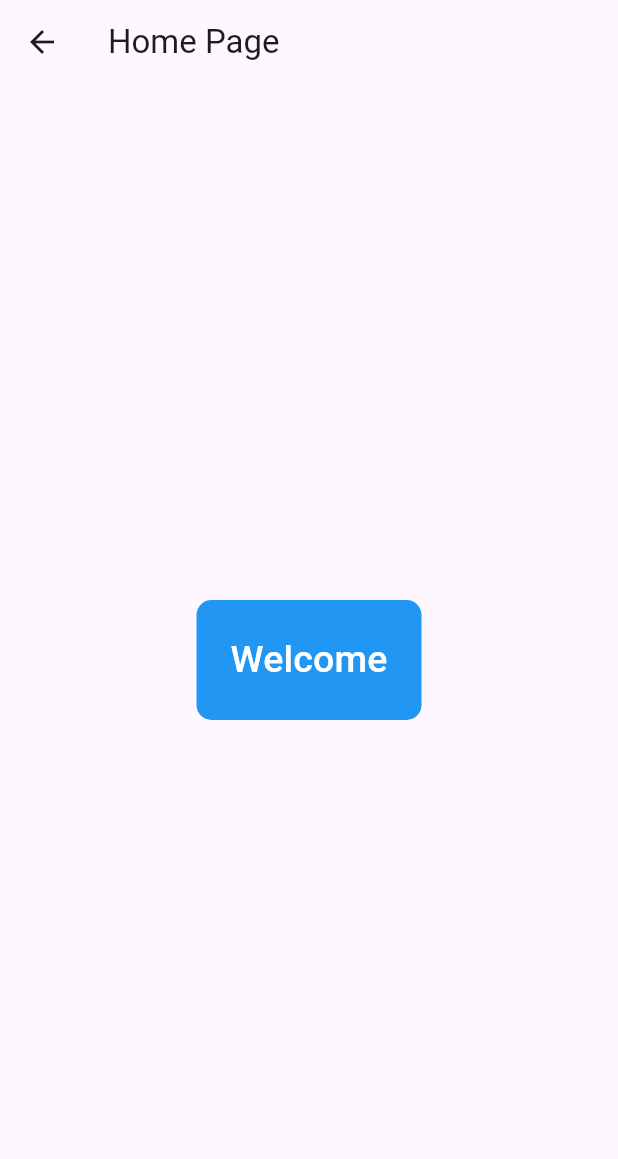
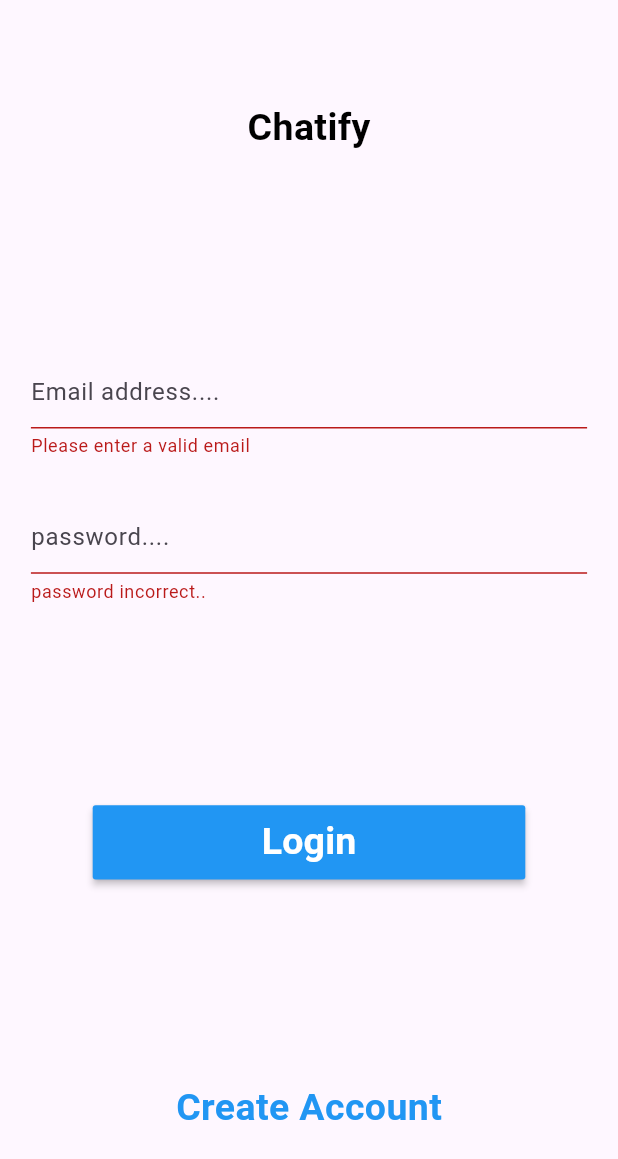
Before and after one commit to rahulgnw/NativeWit, a Flutter app: the screen it shows after launch, after a tap on "Login", on a phone screen of 412 x 824 dp. Shown: the top 1159 px of the screen. Run offline on Flutter 3.47's test engine with Material 3 defaults, Android fonts, the phone set to English and light mode, and no system bars.

Commit message:
creating an login page and adding validation.

```diff
--- a/chatify/lib/HomePage.dart
+++ /dev/null
@@ -1,34 +0,0 @@
-import 'package:flutter/material.dart';
-
-class HomePage extends StatefulWidget {
-  @override
-  _HomePageState createState() => _HomePageState();
-}
-
-class _HomePageState extends State<HomePage> {
-  @override
-  Widget build(BuildContext context) {
-    return Scaffold(
-      appBar: AppBar(
-        title: Text('Home Page'),
-      ),
-      body: Center(
-        child: Container(
-          height: 80,
-          width: 150,
-          decoration: BoxDecoration(
-              color: Colors.blue, borderRadius: BorderRadius.circular(10)),
-          child: FlatButton(
-            onPressed: () {
-              Navigator.pop(context);
-            },
-            child: Text(
-              'Welcome',
-              style: TextStyle(color: Colors.white, fontSize: 25),
-            ),
-          ),
-        ),
-      ),
-    );
-  }
-}
--- a/chatify/lib/main.dart
+++ b/chatify/lib/main.dart
@@ -1,105 +1 @@
-import 'package:chatify/HomePage.dart';
-import 'package:flutter/material.dart';
-
-
-
-void main() {
-  runApp(MyApp());
-}
-
-class MyApp extends StatelessWidget {
-  @override
-  Widget build(BuildContext context) {
-    return MaterialApp(
-      debugShowCheckedModeBanner: false,
-      home: LoginDemo(),
-    );
-  }
-}
-
-class LoginDemo extends StatefulWidget {
-  @override
-  _LoginDemoState createState() => _LoginDemoState();
-}
-
-class _LoginDemoState extends State<LoginDemo> {
-  @override
-  Widget build(BuildContext context) {
-    return Scaffold(
-      backgroundColor: Colors.white,
-      appBar: AppBar(
-        title: Text("Login Page"),
-      ),
-      body: SingleChildScrollView(
-        child: Column(
-          children: <Widget>[
-            Padding(
-              padding: const EdgeInsets.only(top: 60.0),
-              child: Center(
-                child: Container(
-                    width: 200,
-                    height: 150,
-                    /*decoration: BoxDecoration(
-                        color: Colors.red,
-                        borderRadius: BorderRadius.circular(50.0)),*/
-                    child: Image.asset('assets/images/google_logo.png')),
-              ),
-            ),
-            Padding(
-              //padding: const EdgeInsets.only(left:15.0,right: 15.0,top:0,bottom: 0),
-              padding: EdgeInsets.symmetric(horizontal: 15),
-              child: TextField(
-                decoration: InputDecoration(
-                    border: OutlineInputBorder(),
-                    labelText: 'Email',
-                    hintText: 'Enter valid email id as abc@gmail.com'),
-              ),
-            ),
-            Padding(
-              padding: const EdgeInsets.only(
-                  left: 15.0, right: 15.0, top: 15, bottom: 0),
-              //padding: EdgeInsets.symmetric(horizontal: 15),
-              child: TextField(
-
-                obscureText: true,
-                decoration: InputDecoration(
-                    border: OutlineInputBorder(),
-                    labelText: 'Password',
-                    hintText: 'Enter secure password'),
-              ),
-            ),
-            FlatButton(
-              onPressed: (){
-                //TODO FORGOT PASSWORD SCREEN GOES HERE
-              },
-              child: Text(
-                'Forgot Password',
-                style: TextStyle(color: Colors.blue, fontSize: 15),
-              ),
-            ),
-            Container(
-              height: 50,
-              width: 250,
-              decoration: BoxDecoration(
-                  color: Colors.blue, borderRadius: BorderRadius.circular(20)),
-              child: FlatButton(
-                onPressed: () {
-                  Navigator.push(
-                      context, MaterialPageRoute(builder: (_) => HomePage()));
-                },
-                child: Text(
-                  'Login',
-                  style: TextStyle(color: Colors.white, fontSize: 25),
-                ),
-              ),
-            ),
-            SizedBox(
-              height: 130,
-            ),
-            Text('New User? Create Account')
-          ],
-        ),
-      ),
-    );
-  }
-}
+// TODO Implement this library.
--- /dev/null
+++ b/chatify/lib/pages/login_page.dart
@@ -0,0 +1,121 @@
+import 'package:flutter/material.dart';
+class LoginPage extends StatefulWidget{
+  @override
+  State<StatefulWidget> createState() {
+    return _LoginPageState();
+  }
+}
+
+class _LoginPageState extends State<LoginPage>{
+  double? _deviceHeight, _deviceWidth;
+  final GlobalKey<FormState> _loginFormKey =GlobalKey<FormState>();
+  String? _email;
+  String? _password;
+  @override
+  Widget build(BuildContext context) {
+    _deviceHeight = MediaQuery.of(context).size.height;
+    _deviceWidth = MediaQuery.of(context).size.width;
+    return Scaffold(
+      body: SafeArea(
+        child: Container(
+          padding: EdgeInsets.symmetric(horizontal: _deviceWidth! * 0.05),
+          child: Center(child: Column(
+            mainAxisAlignment: MainAxisAlignment.spaceAround,
+            mainAxisSize: MainAxisSize.max,
+            crossAxisAlignment:CrossAxisAlignment.center,
+            children: [
+              _titleWidget(),
+              _loginForm(),
+              _loginButton(),
+              _registerPageLink(),
+            ],
+          ),
+          ),
+        ),
+      ),);
+  }
+
+  Widget _titleWidget() {
+    return const Text("Chatify",
+      style:TextStyle(
+          color: Colors.black,
+          fontSize: 25,
+          fontWeight:FontWeight.w600
+      ),
+    );
+  }
+  Widget _loginForm(){
+    return Container(
+      height: _deviceHeight!*0.20,
+      child:Form(
+          key:  _loginFormKey,
+          child: Column(mainAxisAlignment: MainAxisAlignment.spaceBetween,
+      mainAxisSize: MainAxisSize.max,
+        crossAxisAlignment: CrossAxisAlignment.center,
+        children: [
+          _emailTextField(),
+          _passwordTextField(),
+        ],
+      )),
+    );
+  }
+  Widget _emailTextField(){
+    return TextFormField(
+
+decoration: const InputDecoration(hintText: "Email address...."),
+    onSaved: (_value){
+  setState(() {
+_email = _value;
+  });
+    },
+      validator: (_value){
+  bool _result = _value!.contains(
+      RegExp(
+          r"^[a-zA-Z0-9._%+-]+@[a-zA-Z0-9.-]+\.[a-zA-Z]{2,}$"));
+     return _result ? null:"Please enter a valid email";
+  },
+
+    );
+}
+
+  Widget _passwordTextField() {
+    return TextFormField(
+obscureText: true,
+      decoration: const InputDecoration(hintText: "password...."),
+      onSaved: (_value) {
+        setState(() {
+          _password = _value;
+        });
+      },
+      validator: (_value) =>
+      _value!.length > 6 ? null : "password incorrect.."
+      ,
+    );
+  }
+     Widget _loginButton(){
+    return MaterialButton(
+      onPressed: _loginUser,
+      minWidth: _deviceWidth! * 0.70,
+      height: _deviceHeight! * 0.06,
+      color: Colors.blue,
+      child: const Text(
+        "Login",
+        style: TextStyle(color: Colors.white, fontSize: 25, fontWeight: FontWeight.w600),
+      ),
+    );
+  }
+  Widget _registerPageLink(){
+    return GestureDetector(
+      onTap: ()=> Navigator.pushNamed(context,'register'),
+      child: const Text("Create Account",style: TextStyle(color: Colors.blue, fontSize: 25, fontWeight: FontWeight.w600)),
+    );
+  }
+  void _loginUser(){
+    print(_loginFormKey.currentState!.validate());
+
+    if(_loginFormKey.currentState!.validate()){
+      _loginFormKey.currentState!.save();
+    }
+  }
+
+}
--- /dev/null
+++ b/chatify/lib/pages/main.dart
@@ -0,0 +1,29 @@
+import 'package:chatify/pages/login_page.dart';
+import 'package:chatify/pages/register_page.dart';
+import 'package:flutter/material.dart';
+
+void main() {
+  runApp(const MyApp());
+}
+
+class MyApp extends StatelessWidget {
+  const MyApp({super.key});
+
+  // This widget is the root of your application.
+  @override
+  Widget build(BuildContext context) {
+    return MaterialApp(
+      title: 'Flutter Demo',
+      theme: ThemeData(
+       primarySwatch: Colors.red,
+        colorScheme: ColorScheme.fromSeed(seedColor: Colors.deepPurple),
+        useMaterial3: true,
+      ),
+     initialRoute: 'login',
+      routes: {
+        'register': (context) => RegisterPage(),
+       'login': (context)=> LoginPage(),
+     },
+    );
+  }
+}
--- /dev/null
+++ b/chatify/lib/pages/register_page.dart
@@ -0,0 +1,15 @@
+import 'package:flutter/material.dart';
+
+class RegisterPage extends StatefulWidget{
+  @override
+  State<StatefulWidget> createState() {
+   return _RegisterPageState();
+  }
+}
+
+class _RegisterPageState extends State<RegisterPage>{
+  @override
+  Widget build(BuildContext context) {
+   return Scaffold(body: Container(color: Colors.red ,),);
+  }
+}
--- a/chatify/pubspec.yaml
+++ b/chatify/pubspec.yaml
@@ -58,9 +58,6 @@ flutter:
   # the material Icons class.
   uses-material-design: true
 
-  assets:
-    - assets/
-
   # To add assets to your application, add an assets section, like this:
   # assets:
   #   - images/a_dot_burr.jpeg
```
Also changed, not shown: chatify/assets/images/facebook_icon.png (deleted), chatify/assets/images/google_icon.png (deleted), chatify/assets/images/profile_logo.png (deleted), 1 other file.
